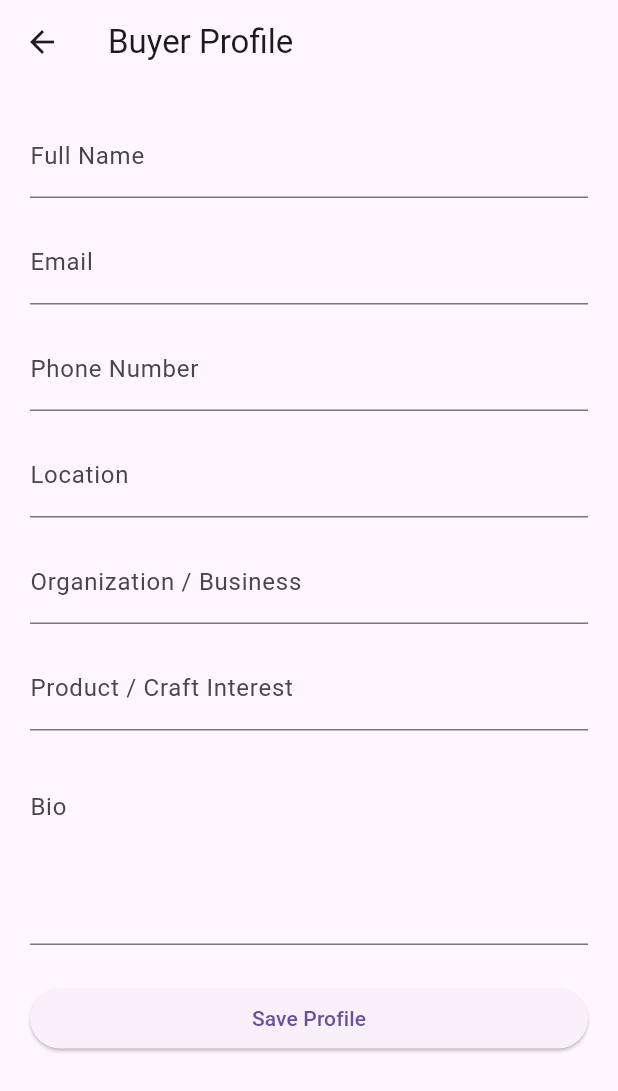
After one commit to shravanighosh707-ship-it/ShilpSetu, a Flutter app: the BuyerDashboard screen opened directly, after a tap on "Complete Profile", on a phone screen of 412 x 824 dp. The commit adds this screen. Shown: the top 1091 px of the screen. Run offline on Flutter 3.47's test engine with Material 3 defaults, Android fonts, the phone set to English and light mode, and no system bars; our stand-ins replace cloud_firestore, firebase_auth, firebase_core; accounts and stored records are empty.

Commit message:
Add buyer profile feature

```diff
--- a/lib/features/buyer/buyer_dashboard.dart
+++ b/lib/features/buyer/buyer_dashboard.dart
@@ -1,4 +1,7 @@
 import 'package:flutter/material.dart';
+import 'package:firebase_auth/firebase_auth.dart';
+
+import 'buyer_profile_screen.dart';
 
 class BuyerDashboard extends StatelessWidget {
   const BuyerDashboard({super.key});
@@ -7,8 +10,40 @@ class BuyerDashboard extends StatelessWidget {
   Widget build(BuildContext context) {
     return Scaffold(
       appBar: AppBar(title: const Text('Buyer Dashboard')),
-      body: const Center(
-        child: Text('Welcome, Buyer!', style: TextStyle(fontSize: 24)),
+      body: Padding(
+        padding: const EdgeInsets.all(20),
+        child: Column(
+          crossAxisAlignment: CrossAxisAlignment.start,
+          children: [
+            const Text(
+              'Welcome, Buyer!',
+              style: TextStyle(fontSize: 24, fontWeight: FontWeight.bold),
+            ),
+
+            const SizedBox(height: 30),
+
+            SizedBox(
+              width: double.infinity,
+              child: ElevatedButton(
+                onPressed: () {
+                  final user = FirebaseAuth.instance.currentUser;
+
+                  if (user == null) {
+                    return;
+                  }
+
+                  Navigator.push(
+                    context,
+                    MaterialPageRoute(
+                      builder: (context) => BuyerProfileScreen(uid: user.uid),
+                    ),
+                  );
+                },
+                child: const Text('Complete Profile'),
+              ),
+            ),
+          ],
+        ),
       ),
     );
   }
--- /dev/null
+++ b/lib/features/buyer/buyer_profile_screen.dart
@@ -0,0 +1,149 @@
+import 'package:flutter/material.dart';
+
+import '../../services/buyer_profile_service.dart';
+
+class BuyerProfileScreen extends StatefulWidget {
+  final String uid;
+
+  const BuyerProfileScreen({super.key, required this.uid});
+
+  @override
+  State<BuyerProfileScreen> createState() => _BuyerProfileScreenState();
+}
+
+class _BuyerProfileScreenState extends State<BuyerProfileScreen> {
+  final BuyerProfileService _profileService = BuyerProfileService();
+
+  final nameController = TextEditingController();
+  final emailController = TextEditingController();
+  final phoneController = TextEditingController();
+  final locationController = TextEditingController();
+  final organizationController = TextEditingController();
+  final interestController = TextEditingController();
+  final bioController = TextEditingController();
+
+  String message = '';
+
+  Future<void> saveProfile() async {
+    try {
+      await _profileService.createProfile(
+        uid: widget.uid,
+        name: nameController.text.trim(),
+        email: emailController.text.trim(),
+        phone: phoneController.text.trim(),
+        location: locationController.text.trim(),
+        organization: organizationController.text.trim(),
+        interest: interestController.text.trim(),
+        bio: bioController.text.trim(),
+      );
+
+      if (!mounted) return;
+
+      setState(() {
+        message = 'Profile saved successfully!';
+      });
+    } catch (e) {
+      if (!mounted) return;
+
+      setState(() {
+        message = 'Failed to save profile: $e';
+      });
+    }
+  }
+
+  @override
+  void dispose() {
+    nameController.dispose();
+    emailController.dispose();
+    phoneController.dispose();
+    locationController.dispose();
+    organizationController.dispose();
+    interestController.dispose();
+    bioController.dispose();
+    super.dispose();
+  }
+
+  @override
+  Widget build(BuildContext context) {
+    return Scaffold(
+      appBar: AppBar(title: const Text('Buyer Profile')),
+      body: SingleChildScrollView(
+        padding: const EdgeInsets.all(20),
+        child: Column(
+          children: [
+            TextField(
+              controller: nameController,
+              decoration: const InputDecoration(labelText: 'Full Name'),
+            ),
+
+            const SizedBox(height: 15),
+
+            TextField(
+              controller: emailController,
+              keyboardType: TextInputType.emailAddress,
+              decoration: const InputDecoration(labelText: 'Email'),
+            ),
+
+            const SizedBox(height: 15),
+
+            TextField(
+              controller: phoneController,
+              keyboardType: TextInputType.phone,
+              decoration: const InputDecoration(labelText: 'Phone Number'),
+            ),
+
+            const SizedBox(height: 15),
+
+            TextField(
+              controller: locationController,
+              decoration: const InputDecoration(labelText: 'Location'),
+            ),
+
+            const SizedBox(height: 15),
+
+            TextField(
+              controller: organizationController,
+              decoration: const InputDecoration(
+                labelText: 'Organization / Business',
+              ),
+            ),
+
+            const SizedBox(height: 15),
+
+            TextField(
+              controller: interestController,
+              decoration: const InputDecoration(
+                labelText: 'Product / Craft Interest',
+              ),
+            ),
+
+            const SizedBox(height: 15),
+
+            TextField(
+              controller: bioController,
+              maxLines: 4,
+              decoration: const InputDecoration(
+                labelText: 'Bio',
+                alignLabelWithHint: true,
+              ),
+            ),
+
+            const SizedBox(height: 25),
+
+            SizedBox(
+              width: double.infinity,
+              child: ElevatedButton(
+                onPressed: saveProfile,
+                child: const Text('Save Profile'),
+              ),
+            ),
+
+            const SizedBox(height: 20),
+
+            Text(message),
+          ],
+        ),
+      ),
+    );
+  }
+}
--- /dev/null
+++ b/lib/services/buyer_profile_service.dart
@@ -0,0 +1,43 @@
+import 'package:cloud_firestore/cloud_firestore.dart';
+
+class BuyerProfileService {
+  final FirebaseFirestore _firestore = FirebaseFirestore.instance;
+
+  Future<void> createProfile({
+    required String uid,
+    required String name,
+    required String email,
+    required String phone,
+    required String location,
+    required String organization,
+    required String interest,
+    required String bio,
+  }) async {
+    await _firestore.collection('buyer_profiles').doc(uid).set({
+      'uid': uid,
+      'name': name,
+      'email': email,
+      'phone': phone,
+      'location': location,
+      'organization': organization,
+      'interest': interest,
+      'bio': bio,
+      'createdAt': FieldValue.serverTimestamp(),
+      'updatedAt': FieldValue.serverTimestamp(),
+    });
+  }
+
+  Future<DocumentSnapshot<Map<String, dynamic>>> getProfile(String uid) async {
+    return await _firestore.collection('buyer_profiles').doc(uid).get();
+  }
+
+  Future<void> updateProfile({
+    required String uid,
+    required Map<String, dynamic> data,
+  }) async {
+    await _firestore.collection('buyer_profiles').doc(uid).update({
+      ...data,
+      'updatedAt': FieldValue.serverTimestamp(),
+    });
+  }
+}
```
